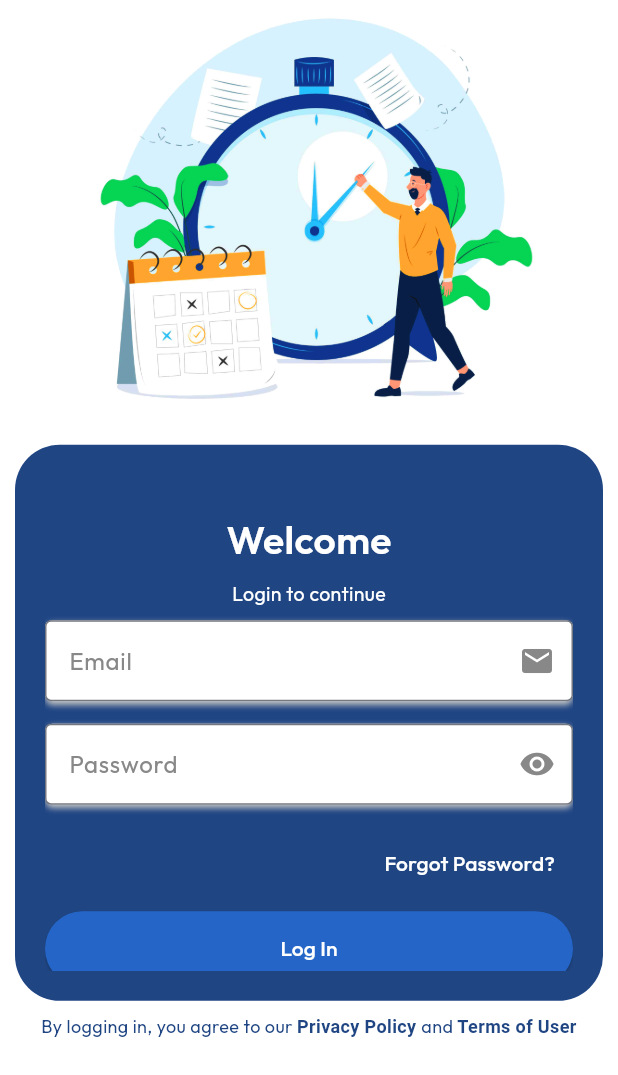
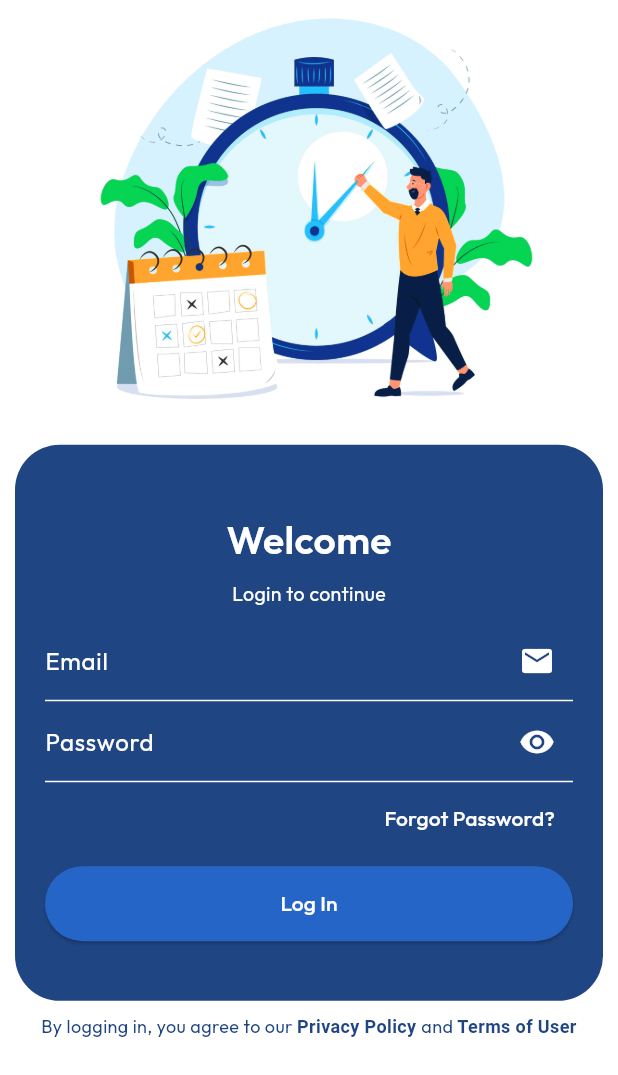
Before and after one commit to NekoIchigo/ems_v4, a Flutter app: the screen it shows after launch, on a phone screen of 412 x 824 dp, the part 161-1236 px from its top. Run offline on Flutter 3.47's test engine with Material 3 defaults, Android fonts, the phone set to English and light mode, and no system bars; our stand-ins replace animated_notch_bottom_bar, calendar_date_picker2, get, google_fonts, loading_animation_widget, lottie and 2 more; missing offline and left inert: flutter_device_type; network calls fail; statements that could not run were skipped; project files that could hold a hidden picture were left out.

Commit message:
login view page v-2

```diff
--- a/lib/views/layout/public/login.dart
+++ b/lib/views/layout/public/login.dart
@@ -3,7 +3,7 @@ import 'package:ems_v4/global/constants.dart';
 import 'package:ems_v4/global/services/auth_service.dart';
 
 import 'package:ems_v4/views/widgets/buttons/rounded_custom_button.dart';
-import 'package:ems_v4/views/widgets/inputs/floating_input.dart';
+import 'package:ems_v4/views/widgets/inputs/underline_input.dart';
 import 'package:flutter/gestures.dart';
 import 'package:flutter/material.dart';
 import 'package:get/get.dart';
@@ -100,13 +100,13 @@ class _LoginState extends State<Login> {
                                               ),
                                             ),
                                           ),
-                                          FloatingInput(
+                                          UnderlineInput(
                                             label: 'Email',
                                             isPassword: false,
                                             textController: _emailController,
                                             icon: Icons.mail,
                                           ),
-                                          FloatingInput(
+                                          UnderlineInput(
                                             label: 'Password',
                                             isPassword: true,
                                             textController: _passwordController,
--- a/lib/views/widgets/inputs/floating_input.dart
+++ b/lib/views/widgets/inputs/floating_input.dart
@@ -1,4 +1,3 @@
-
 import 'package:ems_v4/global/constants.dart';
 import 'package:flutter/material.dart';
 
--- a/lib/views/widgets/inputs/underline_input.dart
+++ b/lib/views/widgets/inputs/underline_input.dart
@@ -5,20 +5,60 @@ class UnderlineInput extends StatefulWidget {
   final bool isPassword;
   final IconData icon;
   final TextEditingController textController;
-  const UnderlineInput(
-      {super.key,
-      required this.label,
-      required this.isPassword,
-      required this.icon,
-      required this.textController});
+  const UnderlineInput({
+    super.key,
+    required this.label,
+    required this.isPassword,
+    required this.icon,
+    required this.textController,
+  });
 
   @override
   State<UnderlineInput> createState() => _UnderlineInputState();
 }
 
 class _UnderlineInputState extends State<UnderlineInput> {
+  bool _isObscure = true;
+
+  _togglePasswordView() {
+    setState(() {
+      _isObscure = !_isObscure;
+    });
+  }
+
   @override
   Widget build(BuildContext context) {
-    return const Placeholder();
+    return TextFormField(
+      obscureText: widget.isPassword ? _isObscure : false,
+      controller: widget.textController,
+      style: const TextStyle(color: Colors.white, fontSize: 15),
+      decoration: InputDecoration(
+        focusedBorder: const UnderlineInputBorder(
+            borderSide: BorderSide(color: Colors.white)),
+        enabledBorder: const UnderlineInputBorder(
+          borderSide: BorderSide(color: Colors.white),
+        ),
+        labelText: widget.label,
+        labelStyle: const TextStyle(color: Colors.white),
+        suffixIcon: !widget.isPassword
+            ? Icon(widget.icon, color: Colors.white)
+            : InkWell(
+                onTap: _togglePasswordView,
+                child: Icon(
+                  _isObscure ? Icons.visibility : Icons.visibility_off,
+                  color: Colors.white,
+                ),
+              ),
+        floatingLabelStyle: const TextStyle(
+            color: Colors.white, letterSpacing: 1.3, fontSize: 14),
+      ),
+      validator: (String? value) {
+        if (value == null || value == '') {
+          return '';
+        }
+        return null;
+      },
+      autovalidateMode: AutovalidateMode.disabled,
+    );
   }
 }
```
